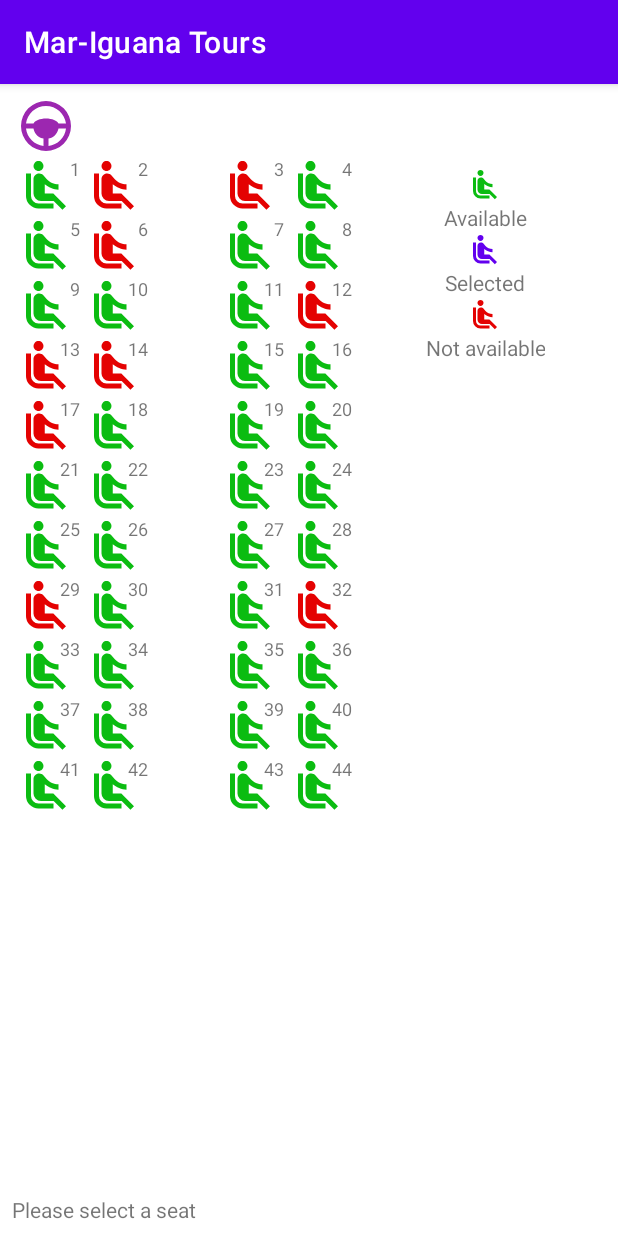
After one commit to Edgar242/MarIguanApp, an Android app: the fragment BookStepOneFragment shown on its own in the app's theme, on a phone screen of 412 x 824 dp. The commit adds this screen. Run offline under Robolectric (Android 15) with nearby library versions, the phone set to English and light mode, and no system bars.

Commit message:
Added book seat function

```diff
--- /dev/null
+++ b/app/src/main/java/com/mar_iguana/tours/adapters/BookSeatAdapter.kt
@@ -0,0 +1,87 @@
+package com.mar_iguana.tours.adapters
+
+import android.view.LayoutInflater
+import android.view.View
+import android.view.ViewGroup
+import androidx.recyclerview.widget.RecyclerView
+import com.mar_iguana.tours.R
+import com.mar_iguana.tours.databinding.BookSeatItemBinding
+import com.mar_iguana.tours.models.Seat
+import com.mar_iguana.tours.ui.home.book.BookStepOneFragment
+
+private const val SEAT_AVAILABLE = 0
+private const val SEAT_SELECTED = 1
+private const val SEAT_NOT_AVAILABLE = 2
+private const val TYPE_BLANK = 0
+private const val TYPE_DRIVER = -1
+
+class BookSeatAdapter(val listener: BookStepOneFragment, private val seats : ArrayList<Seat>)
+    : RecyclerView.Adapter<BookSeatAdapter.MyViewHolder>() {
+    private var counter = 0
+
+    override fun onCreateViewHolder(parent: ViewGroup, viewType: Int): MyViewHolder {
+        val viewItem = LayoutInflater.from(parent.context)
+                        .inflate(R.layout.book_seat_item, parent, false)
+        return MyViewHolder(viewItem)
+    }
+
+    override fun onBindViewHolder(holder: MyViewHolder, position: Int) {
+        holder.bindBookSeat(seats[position], position)
+    }
+
+    override fun getItemCount(): Int {
+        return seats.size
+    }
+
+    inner class MyViewHolder(itemView: View) : RecyclerView.ViewHolder(itemView) {
+        private val binding = BookSeatItemBinding.bind(itemView)
+
+        fun bindBookSeat(seat: Seat, position: Int) {
+            drawSeats(seat)
+
+            binding.imageButtonSeat.setOnClickListener {
+                toggleSeat(seat)
+            }
+        }
+
+        // Draw empty spaces, driver steering wheel and seats with its color and number
+        private fun drawSeats(seat: Seat) {
+            if (seat.number == TYPE_BLANK) {
+                binding.textViewSeatNumber.text = ""
+                binding.imageButtonSeat.visibility = View.INVISIBLE
+                return
+            }
+
+            if (seat.number == TYPE_DRIVER) {
+                binding.textViewSeatNumber.text = ""
+                binding.imageButtonSeat.setImageResource(R.drawable.steering)
+                return
+            }
+
+            // Set number and color of seats
+            binding.textViewSeatNumber.text = seat.number.toString()
+            binding.imageButtonSeat.setImageResource(R.drawable.seat_available)
+
+            if (seat.status == SEAT_NOT_AVAILABLE) {
+                binding.imageButtonSeat.setImageResource(R.drawable.seat_not_available)
+            }
+        }
+
+        // Toggle image, status and counter when user select/deselect a seat
+        private fun toggleSeat(seat: Seat) {
+            when(seat.status) {
+                SEAT_AVAILABLE -> {
+                    binding.imageButtonSeat.setImageResource(R.drawable.seat_selected)
+                    seat.status = SEAT_SELECTED
+                    counter++
+                }
+                SEAT_SELECTED -> {
+                    binding.imageButtonSeat.setImageResource(R.drawable.seat_available)
+                    counter--
+                    seat.status = SEAT_AVAILABLE
+                }
+            }
+            listener.onSeatSelected(counter)
+        }
+    }
+}
--- a/app/src/main/java/com/mar_iguana/tours/adapters/ViewPagerStepperAdapter.kt
+++ b/app/src/main/java/com/mar_iguana/tours/adapters/ViewPagerStepperAdapter.kt
@@ -4,24 +4,24 @@ import androidx.fragment.app.Fragment
 import androidx.fragment.app.FragmentManager
 import androidx.lifecycle.Lifecycle
 import androidx.viewpager2.adapter.FragmentStateAdapter
-import com.mar_iguana.tours.ui.home.book.StepOneFragment
-import com.mar_iguana.tours.ui.home.book.StepThreeFragment
-import com.mar_iguana.tours.ui.home.book.StepTwoFragment
+import com.mar_iguana.tours.ui.home.book.BookStepOneFragment
+import com.mar_iguana.tours.ui.home.book.BookStepThreeFragment
+import com.mar_iguana.tours.ui.home.book.BookStepTwoFragment
 
 class ViewPagerStepperAdapter(fragmentManager: FragmentManager, lifecycle: Lifecycle) :
     FragmentStateAdapter(fragmentManager, lifecycle) {
 
-    private var stepFragments = arrayListOf(
-        StepOneFragment(),
-        StepTwoFragment(),
-        StepThreeFragment()
+    private val bookStepFragments = arrayListOf(
+        BookStepOneFragment(),
+        BookStepTwoFragment(),
+        BookStepThreeFragment()
     )
 
     override fun getItemCount(): Int {
-        return stepFragments.size
+        return bookStepFragments.size
     }
 
     override fun createFragment(position: Int): Fragment {
-        return stepFragments[position]
+        return bookStepFragments[position]
     }
 }
--- /dev/null
+++ b/app/src/main/java/com/mar_iguana/tours/models/Seat.kt
@@ -0,0 +1,6 @@
+package com.mar_iguana.tours.models
+
+data class Seat(
+    val number : Int,
+    var status : Int,
+)
--- a/app/src/main/java/com/mar_iguana/tours/ui/home/HomeFragment.kt
+++ b/app/src/main/java/com/mar_iguana/tours/ui/home/HomeFragment.kt
@@ -20,8 +20,6 @@ class HomeFragment : Fragment(), TourListener {
     private var _binding: FragmentHomeBinding? = null
     private val binding get() = _binding!!
     private lateinit var tourAdapter: TourAdapter
-
-    lateinit var tourDetailFragment:TourDetailFragment
 
     override fun onCreateView(
         inflater: LayoutInflater,
@@ -170,7 +168,7 @@ class HomeFragment : Fragment(), TourListener {
 
     //Actions to do when click over cardView
     override fun onClickShowTourDetail(tour: Tour) {
-        tourDetailFragment = TourDetailFragment()
+        val tourDetailFragment = TourDetailFragment()
 
         //Set tour data to detail fragment
         val bundleTour = Bundle()
--- /dev/null
+++ b/app/src/main/java/com/mar_iguana/tours/ui/home/book/BookStepOneFragment.kt
@@ -0,0 +1,115 @@
+package com.mar_iguana.tours.ui.home.book
+
+import android.os.Bundle
+import android.view.LayoutInflater
+import android.view.View
+import android.view.ViewGroup
+import androidx.fragment.app.Fragment
+import androidx.recyclerview.widget.GridLayoutManager
+import com.mar_iguana.tours.R
+import com.mar_iguana.tours.adapters.BookSeatAdapter
+import com.mar_iguana.tours.databinding.FragmentBookStepOneBinding
+import com.mar_iguana.tours.models.Seat
+
+
+class BookStepOneFragment : Fragment() {
+    private var _binding : FragmentBookStepOneBinding? = null
+    private val b get() = _binding!!
+
+    override fun onCreateView(
+        inflater: LayoutInflater, container: ViewGroup?,
+        savedInstanceState: Bundle?
+    ): View? {
+        _binding = FragmentBookStepOneBinding.inflate(inflater, container, false)
+        val view = b.root
+
+        setupRecyclerBookSeat()
+
+        // Set initial string
+        b.textViewCounter.text = getString(R.string.please_select_a_seat)
+        return view
+    }
+
+    private fun setupRecyclerBookSeat() {
+        val seats = arrayListOf<Seat>(
+                Seat(-1, 0), // Steering wheel
+                Seat(0, 0),
+                Seat(0, 0),
+                Seat(0, 0),
+                Seat(0, 0),
+
+                Seat(1, 0),
+                Seat(2, 2),
+                Seat(0, 0),
+                Seat(3, 2),
+                Seat(4, 0),
+
+                Seat(5, 0),
+                Seat(6, 2),
+                Seat(0, 0),
+                Seat(7, 0),
+                Seat(8, 0),
+
+                Seat(9, 0),
+                Seat(10, 0),
+                Seat(0, 0),
+                Seat(11, 0),
+                Seat(12, 2),
+
+                Seat(13, 2),
+                Seat(14, 2),
+                Seat(0, 0),
+                Seat(15, 0),
+                Seat(16, 0),
+
+                Seat(17, 2),
+                Seat(18, 0),
+                Seat(0, 0),
+                Seat(19, 0),
+                Seat(20, 0),
+
+                Seat(21, 0),
+                Seat(22, 0),
+                Seat(0, 0),
+                Seat(23, 0),
+                Seat(24, 0),
+
+                Seat(25, 0),
+                Seat(26, 0),
+                Seat(0, 0),
+                Seat(27, 0),
+                Seat(28, 0),
+
+                Seat(29, 2),
+                Seat(30, 0),
+                Seat(0, 0),
+                Seat(31, 0),
+                Seat(32, 2),
+
+                Seat(33, 0),
+                Seat(34, 0),
+                Seat(0, 0),
+                Seat(35, 0),
+                Seat(36, 0),
+
+                Seat(37, 0),
+                Seat(38, 0),
+                Seat(0, 0),
+                Seat(39, 0),
+                Seat(40, 0),
+
+                Seat(41, 0),
+                Seat(42, 0),
+                Seat(0, 0),
+                Seat(43, 0),
+                Seat(44, 0),
+        )
+        b.recyclerBookSeats.adapter = BookSeatAdapter(this, seats)
+        b.recyclerBookSeats.layoutManager = GridLayoutManager(context, 5)
+    }
+
+    // Display how many seats the user has selected
+    fun onSeatSelected(counter: Int) {
+        b.textViewCounter.text = resources.getQuantityString(R.plurals.book_seats, counter, counter)
+    }
+}
--- a/app/src/main/java/com/mar_iguana/tours/ui/home/book/StepThreeFragment.kt
+++ b/app/src/main/java/com/mar_iguana/tours/ui/home/book/BookStepThreeFragment.kt
@@ -14,10 +14,10 @@ private const val ARG_PARAM2 = "param2"
 
 /**
  * A simple [Fragment] subclass.
- * Use the [StepThreeFragment.newInstance] factory method to
+ * Use the [BookStepThreeFragment.newInstance] factory method to
  * create an instance of this fragment.
  */
-class StepThreeFragment : Fragment() {
+class BookStepThreeFragment : Fragment() {
     // TODO: Rename and change types of parameters
     private var param1: String? = null
     private var param2: String? = null
@@ -35,7 +35,7 @@ class StepThreeFragment : Fragment() {
         savedInstanceState: Bundle?
     ): View? {
         // Inflate the layout for this fragment
-        return inflater.inflate(R.layout.fragment_step_three, container, false)
+        return inflater.inflate(R.layout.fragment_book_step_three, container, false)
     }
 
     companion object {
@@ -45,12 +45,12 @@ class StepThreeFragment : Fragment() {
          *
          * @param param1 Parameter 1.
          * @param param2 Parameter 2.
-         * @return A new instance of fragment StepThreeFragment.
+         * @return A new instance of fragment BookStepThreeFragment.
          */
         // TODO: Rename and change types and number of parameters
         @JvmStatic
         fun newInstance(param1: String, param2: String) =
-            StepThreeFragment().apply {
+            BookStepThreeFragment().apply {
                 arguments = Bundle().apply {
                     putString(ARG_PARAM1, param1)
                     putString(ARG_PARAM2, param2)
--- a/app/src/main/java/com/mar_iguana/tours/ui/home/book/StepTwoFragment.kt
+++ b/app/src/main/java/com/mar_iguana/tours/ui/home/book/BookStepTwoFragment.kt
@@ -14,10 +14,10 @@ private const val ARG_PARAM2 = "param2"
 
 /**
  * A simple [Fragment] subclass.
- * Use the [StepTwoFragment.newInstance] factory method to
+ * Use the [BookStepTwoFragment.newInstance] factory method to
  * create an instance of this fragment.
  */
-class StepTwoFragment : Fragment() {
+class BookStepTwoFragment : Fragment() {
     // TODO: Rename and change types of parameters
     private var param1: String? = null
     private var param2: String? = null
@@ -35,7 +35,7 @@ class StepTwoFragment : Fragment() {
         savedInstanceState: Bundle?
     ): View? {
         // Inflate the layout for this fragment
-        return inflater.inflate(R.layout.fragment_step_two, container, false)
+        return inflater.inflate(R.layout.fragment_book_step_two, container, false)
     }
 
     companion object {
@@ -45,12 +45,12 @@ class StepTwoFragment : Fragment() {
          *
          * @param param1 Parameter 1.
          * @param param2 Parameter 2.
-         * @return A new instance of fragment StepTwoFragment.
+         * @return A new instance of fragment BookStepTwoFragment.
          */
         // TODO: Rename and change types and number of parameters
         @JvmStatic
         fun newInstance(param1: String, param2: String) =
-            StepTwoFragment().apply {
+            BookStepTwoFragment().apply {
                 arguments = Bundle().apply {
                     putString(ARG_PARAM1, param1)
                     putString(ARG_PARAM2, param2)
--- a/app/src/main/java/com/mar_iguana/tours/ui/home/book/StepOneFragment.kt
+++ /dev/null
@@ -1,46 +0,0 @@
-package com.mar_iguana.tours.ui.home.book
-
-import android.os.Bundle
-import android.view.LayoutInflater
-import android.view.View
-import android.view.ViewGroup
-import android.widget.AdapterView
-import android.widget.ArrayAdapter
-import androidx.fragment.app.Fragment
-import com.mar_iguana.tours.databinding.FragmentStepOneBinding
-
-
-class StepOneFragment : Fragment() {
-    private var _binding : FragmentStepOneBinding? = null
-    private val b get() = _binding!!
-
-    override fun onCreate(savedInstanceState: Bundle?) {
-        super.onCreate(savedInstanceState)
-
-    }
-
-    override fun onCreateView(
-        inflater: LayoutInflater, container: ViewGroup?,
-        savedInstanceState: Bundle?
-    ): View? {
-        _binding = FragmentStepOneBinding.inflate(inflater, container, false)
-        val view = b.root
-
-        val seats = arrayOf(1, 2, 3, 4, 5)
-        val seatsAdapter = context?.let { ArrayAdapter<Int>(it, android.R.layout.simple_spinner_item, seats) }
-        b.spinnerBookSeats.adapter = seatsAdapter
-        b.spinnerBookSeats.onItemSelectedListener = object : AdapterView.OnItemSelectedListener {
-            override fun onItemSelected(p0: AdapterView<*>?, view1: View?, position: Int, id: Long) {
-                seats[position]
-            }
-
-            override fun onNothingSelected(p0: AdapterView<*>?) {
-                TODO("Not yet implemented")
-            }
-
-        }
-
-        return view
-    }
-
-}
--- /dev/null
+++ b/app/src/main/res/drawable/seat_available.xml
@@ -0,0 +1,9 @@
+<vector xmlns:android="http://schemas.android.com/apk/res/android"
+        android:width="24dp"
+        android:height="24dp"
+        android:viewportWidth="24.0"
+        android:viewportHeight="24.0">
+    <path
+        android:fillColor="#0BBC11"
+        android:pathData="M7.59,5.41C6.81,4.63 6.81,3.36 7.59,2.58C8.37,1.8 9.64,1.8 10.42,2.58C11.2,3.36 11.2,4.63 10.42,5.41C9.63,6.2 8.37,6.2 7.59,5.41M6,16V7H4V16A5,5 0,0 0,9 21H15V19H9A3,3 0,0 1,6 16M20,20.07L14.93,15H11.5V11.32C12.9,12.47 15.1,13.5 17,13.5V11.32C15.34,11.34 13.39,10.45 12.33,9.28L10.93,7.73C10.74,7.5 10.5,7.35 10.24,7.23C9.95,7.09 9.62,7 9.28,7H9.25C8,7 7,8 7,9.25V15A3,3 0,0 0,10 18H15.07L18.57,21.5"/>
+</vector>
--- /dev/null
+++ b/app/src/main/res/drawable/seat_not_available.xml
@@ -0,0 +1,9 @@
+<vector xmlns:android="http://schemas.android.com/apk/res/android"
+        android:width="24dp"
+        android:height="24dp"
+        android:viewportWidth="24.0"
+        android:viewportHeight="24.0">
+    <path
+        android:fillColor="#E40202"
+        android:pathData="M7.59,5.41C6.81,4.63 6.81,3.36 7.59,2.58C8.37,1.8 9.64,1.8 10.42,2.58C11.2,3.36 11.2,4.63 10.42,5.41C9.63,6.2 8.37,6.2 7.59,5.41M6,16V7H4V16A5,5 0,0 0,9 21H15V19H9A3,3 0,0 1,6 16M20,20.07L14.93,15H11.5V11.32C12.9,12.47 15.1,13.5 17,13.5V11.32C15.34,11.34 13.39,10.45 12.33,9.28L10.93,7.73C10.74,7.5 10.5,7.35 10.24,7.23C9.95,7.09 9.62,7 9.28,7H9.25C8,7 7,8 7,9.25V15A3,3 0,0 0,10 18H15.07L18.57,21.5"/>
+</vector>
--- /dev/null
+++ b/app/src/main/res/drawable/seat_selected.xml
@@ -0,0 +1,9 @@
+<vector xmlns:android="http://schemas.android.com/apk/res/android"
+    android:width="24dp"
+    android:height="24dp"
+    android:viewportHeight="24.0"
+    android:viewportWidth="24.0">
+    <path
+        android:fillColor="@color/purple_500"
+        android:pathData="M7.59,5.41C6.81,4.63 6.81,3.36 7.59,2.58C8.37,1.8 9.64,1.8 10.42,2.58C11.2,3.36 11.2,4.63 10.42,5.41C9.63,6.2 8.37,6.2 7.59,5.41M6,16V7H4V16A5,5 0,0 0,9 21H15V19H9A3,3 0,0 1,6 16M20,20.07L14.93,15H11.5V11.32C12.9,12.47 15.1,13.5 17,13.5V11.32C15.34,11.34 13.39,10.45 12.33,9.28L10.93,7.73C10.74,7.5 10.5,7.35 10.24,7.23C9.95,7.09 9.62,7 9.28,7H9.25C8,7 7,8 7,9.25V15A3,3 0,0 0,10 18H15.07L18.57,21.5" />
+</vector>
--- /dev/null
+++ b/app/src/main/res/drawable/steering.xml
@@ -0,0 +1,9 @@
+<vector xmlns:android="http://schemas.android.com/apk/res/android"
+        android:width="24dp"
+        android:height="24dp"
+        android:viewportWidth="24.0"
+        android:viewportHeight="24.0">
+    <path
+        android:fillColor="#9C27B0"
+        android:pathData="M12,2A10,10 0,0 0,2 12A10,10 0,0 0,12 22A10,10 0,0 0,22 12A10,10 0,0 0,12 2M12,4C16.1,4 19.5,7.1 20,11H17C16.5,9.9 14.4,9 12,9C9.6,9 7.5,9.9 7,11H4C4.5,7.1 7.9,4 12,4M4,13H7C7.2,14.3 8.2,16.6 11,17V20C7.4,19.6 4.4,16.6 4,13M13,20V17C15.8,16.6 16.7,14.3 17,13H20C19.6,16.6 16.6,19.6 13,20Z"/>
+</vector>
--- /dev/null
+++ b/app/src/main/res/layout/book_seat_item.xml
@@ -0,0 +1,28 @@
+<?xml version="1.0" encoding="utf-8"?>
+<androidx.constraintlayout.widget.ConstraintLayout xmlns:android="http://schemas.android.com/apk/res/android"
+    xmlns:app="http://schemas.android.com/apk/res-auto"
+    xmlns:tools="http://schemas.android.com/tools"
+    android:layout_width="wrap_content"
+    android:layout_height="wrap_content">
+
+    <ImageView
+        android:id="@+id/imageButtonSeat"
+        android:layout_width="45dp"
+        android:layout_height="40dp"
+        android:visibility="visible"
+        app:layout_constraintBottom_toBottomOf="parent"
+        app:layout_constraintEnd_toEndOf="parent"
+
+        app:layout_constraintStart_toStartOf="parent"
+        app:layout_constraintTop_toTopOf="parent"
+        tools:srcCompat="@drawable/seat_available" />
+
+    <TextView
+        android:id="@+id/textViewSeatNumber"
+        android:layout_width="wrap_content"
+        android:layout_height="0dp"
+        android:text="1"
+        android:textSize="12sp"
+        app:layout_constraintEnd_toEndOf="@+id/imageButtonSeat"
+        app:layout_constraintTop_toTopOf="@+id/imageButtonSeat" />
+</androidx.constraintlayout.widget.ConstraintLayout>
--- a/app/src/main/res/layout/fragment_book.xml
+++ b/app/src/main/res/layout/fragment_book.xml
@@ -38,15 +38,6 @@
         app:layout_constraintStart_toStartOf="parent"
         app:layout_constraintTop_toBottomOf="@+id/stepperView" />
 
-    <TextView
-        android:id="@+id/textViewTotal"
-        android:layout_width="wrap_content"
-        android:layout_height="wrap_content"
-        android:layout_marginEnd="8dp"
-        android:text="Total"
-        app:layout_constraintBottom_toTopOf="@+id/buttonNext"
-        app:layout_constraintEnd_toEndOf="parent" />
-
     <Button
         android:id="@+id/buttonBack"
         android:layout_width="0dp"
--- /dev/null
+++ b/app/src/main/res/layout/fragment_book_step_one.xml
@@ -0,0 +1,79 @@
+<?xml version="1.0" encoding="utf-8"?>
+<androidx.constraintlayout.widget.ConstraintLayout xmlns:android="http://schemas.android.com/apk/res/android"
+    xmlns:app="http://schemas.android.com/apk/res-auto"
+    xmlns:tools="http://schemas.android.com/tools"
+    android:id="@+id/frameLayout2"
+    android:layout_width="match_parent"
+    android:layout_height="match_parent"
+    tools:context=".ui.home.book.BookStepOneFragment">
+
+    <TextView
+        android:id="@+id/textViewCounter"
+        android:layout_width="wrap_content"
+        android:layout_height="wrap_content"
+        android:layout_marginStart="8dp"
+        android:layout_marginBottom="8dp"
+        app:layout_constraintBottom_toBottomOf="parent"
+        app:layout_constraintStart_toStartOf="parent"
+        tools:text="@string/please_select_a_seat" />
+
+    <androidx.recyclerview.widget.RecyclerView
+        android:id="@+id/recyclerBookSeats"
+        android:layout_width="wrap_content"
+        android:layout_height="0dp"
+        android:layout_marginStart="8dp"
+        android:layout_marginTop="8dp"
+        android:layout_marginBottom="8dp"
+        app:layout_constraintBottom_toTopOf="@+id/textViewCounter"
+        app:layout_constraintStart_toStartOf="parent"
+        app:layout_constraintTop_toTopOf="parent" />
+
+    <LinearLayout
+        android:layout_width="wrap_content"
+        android:layout_height="wrap_content"
+        android:layout_marginStart="8dp"
+        android:layout_marginTop="55dp"
+        android:layout_marginEnd="8dp"
+        android:orientation="vertical"
+        app:layout_constraintEnd_toEndOf="parent"
+        app:layout_constraintStart_toEndOf="@+id/recyclerBookSeats"
+        app:layout_constraintTop_toTopOf="parent">
+
+        <ImageView
+            android:id="@+id/imageView"
+            android:layout_width="match_parent"
+            android:layout_height="wrap_content"
+            android:src="@drawable/seat_available" />
+
+        <TextView
+            android:layout_width="match_parent"
+            android:layout_height="wrap_content"
+            android:text="@string/seat_available"
+            android:textAlignment="center" />
+
+        <ImageView
+            android:id="@+id/imageView2"
+            android:layout_width="match_parent"
+            android:layout_height="wrap_content"
+            android:src="@drawable/seat_selected" />
+
+        <TextView
+            android:layout_width="match_parent"
+            android:layout_height="wrap_content"
+            android:text="@string/seat_selected"
+            android:textAlignment="center" />
+
+        <ImageView
+            android:id="@+id/imageView3"
+            android:layout_width="match_parent"
+            android:layout_height="wrap_content"
+            android:src="@drawable/seat_not_available" />
+
+        <TextView
+            android:layout_width="match_parent"
+            android:layout_height="wrap_content"
+            android:text="@string/seat_not_available"
+            android:textAlignment="center" />
+    </LinearLayout>
+
+</androidx.constraintlayout.widget.ConstraintLayout>
--- a/app/src/main/res/layout/fragment_step_three.xml
+++ b/app/src/main/res/layout/fragment_book_step_three.xml
@@ -3,7 +3,7 @@
     xmlns:tools="http://schemas.android.com/tools"
     android:layout_width="match_parent"
     android:layout_height="match_parent"
-    tools:context=".ui.home.book.StepThreeFragment">
+    tools:context=".ui.home.book.BookStepThreeFragment">
 
     <!-- TODO: Update blank fragment layout -->
     <TextView
--- a/app/src/main/res/layout/fragment_step_two.xml
+++ b/app/src/main/res/layout/fragment_book_step_two.xml
@@ -3,7 +3,7 @@
     xmlns:tools="http://schemas.android.com/tools"
     android:layout_width="match_parent"
     android:layout_height="match_parent"
-    tools:context=".ui.home.book.StepTwoFragment">
+    tools:context=".ui.home.book.BookStepTwoFragment">
 
     <!-- TODO: Update blank fragment layout -->
     <TextView
--- a/app/src/main/res/layout/fragment_step_one.xml
+++ /dev/null
@@ -1,29 +0,0 @@
-<?xml version="1.0" encoding="utf-8"?>
-<androidx.constraintlayout.widget.ConstraintLayout xmlns:android="http://schemas.android.com/apk/res/android"
-    xmlns:app="http://schemas.android.com/apk/res-auto"
-    xmlns:tools="http://schemas.android.com/tools"
-    android:id="@+id/frameLayout2"
-    android:layout_width="match_parent"
-    android:layout_height="match_parent"
-    tools:context=".ui.home.book.StepOneFragment">
-
-    <Spinner
-        android:id="@+id/spinnerBookSeats"
-        android:layout_width="wrap_content"
-        android:layout_height="wrap_content"
-        android:layout_marginStart="8dp"
-        android:layout_marginTop="8dp"
-        app:layout_constraintStart_toStartOf="parent"
-        app:layout_constraintTop_toTopOf="parent" />
-
-    <TextView
-        android:id="@+id/textView2"
-        android:layout_width="wrap_content"
-        android:layout_height="wrap_content"
-        android:layout_marginStart="8dp"
-        android:layout_marginTop="8dp"
-        android:text="# de reservaciones"
-        app:layout_constraintStart_toEndOf="@+id/spinnerBookSeats"
-        app:layout_constraintTop_toTopOf="parent" />
-
-</androidx.constraintlayout.widget.ConstraintLayout>
--- a/app/src/main/res/values/strings.xml
+++ b/app/src/main/res/values/strings.xml
@@ -25,4 +25,24 @@
     <string name="tab_info">INFORMATION</string>
     <string name="tab_itinerary">ITINERARY</string>
     <string name="lbl_visit">We will visit: </string>
+    <string name="please_select_a_seat">Please select a seat</string>
+    <string name="seat_available">Available</string>
+    <string name="seat_selected">Selected</string>
+    <string name="seat_not_available">Not available</string>
+    <plurals name="book_seats">
+        <item quantity="zero">No seats selected</item>
+        <item quantity="one">Book 1 seat</item>
+        <item quantity="other">Book %d seats</item>
+    </plurals>
+    <string-array name="book_steps">
+        <item>Select a seat</item>
+        <item>Select room options</item>
+        <item>Select payment</item>
+    </string-array>
+    <string-array name="payment_type">
+        <item>Payment type</item>
+        <item>Deposit</item>
+        <item>Bank transfer</item>
+        <item>Check</item>
+    </string-array>
 </resources>
```
Also changed, not shown: app/src/main/java/com/mar_iguana/tours/ui/home/InfoTourFragment.kt (+1 -8 lines), 1 other file.
